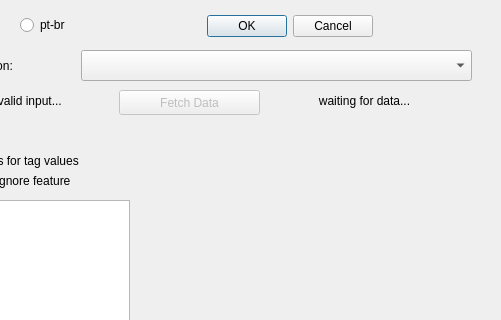
kauevestena/osm_sidewalkreator, file osm_sidewalkreator_dialog_base.ui: the form before one commit; both pictures show x 121 to 622 and y 0 to 320 of the 622 by 603 pixel window.
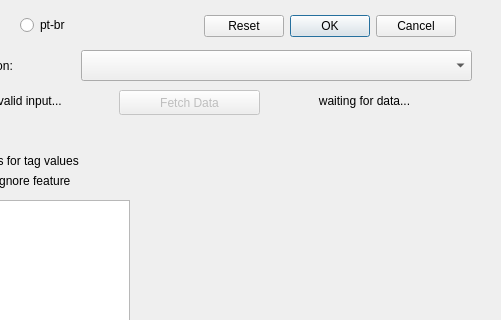
The form after the commit. Custom widgets are drawn as their Qt base class.

What changed in the file:
```diff
--- a/osm_sidewalkreator_dialog_base.ui
+++ b/osm_sidewalkreator_dialog_base.ui
@@ -19,9 +19,9 @@
    </property>
    <property name="geometry">
     <rect>
-     <x>240</x>
+     <x>320</x>
      <y>10</y>
-     <width>341</width>
+     <width>261</width>
      <height>32</height>
     </rect>
    </property>
@@ -29,7 +29,7 @@
     <enum>Qt::Horizontal</enum>
    </property>
    <property name="standardButtons">
-    <set>QDialogButtonBox::Cancel|QDialogButtonBox::Ok</set>
+    <set>QDialogButtonBox::Cancel|QDialogButtonBox::Ok|QDialogButtonBox::Reset</set>
    </property>
    <property name="centerButtons">
     <bool>true</bool>
```
Left out of the diff: 8 changed lines with no effect on the pictures.
